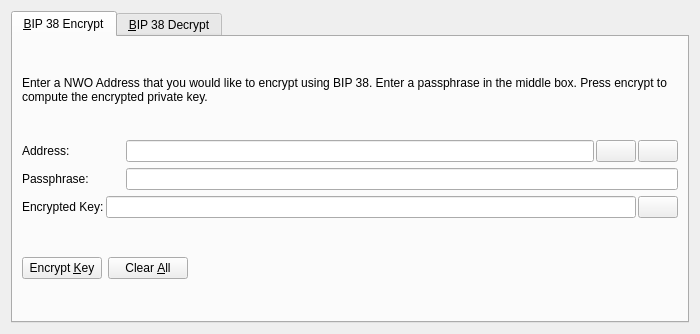
This is src/qt/forms/bip38tooldialog.ui in mallmanator/SwampCoin as Qt 5 draws it before an edit. The edited form follows.
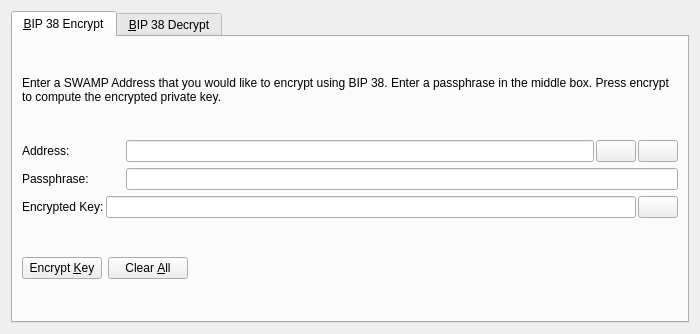
This is the edited form. The open tabs and pages were chosen to show the change. Icons and pictures are not drawn. Custom widgets are drawn as their Qt base class.

```diff
--- a/src/qt/forms/bip38tooldialog.ui
+++ b/src/qt/forms/bip38tooldialog.ui
@@ -30,7 +30,7 @@
        <item>
         <widget class="QLabel" name="infoLabel_ENC">
          <property name="text">
-          <string>Enter a NWO Address that you would like to encrypt using BIP 38. Enter a passphrase in the middle box. Press encrypt to compute the encrypted private key.</string>
+          <string>Enter a SWAMP Address that you would like to encrypt using BIP 38. Enter a passphrase in the middle box. Press encrypt to compute the encrypted private key.</string>
          </property>
          <property name="textFormat">
           <enum>Qt::PlainText</enum>
```
Left out of the diff: 8 changed lines with no effect on the pictures.
